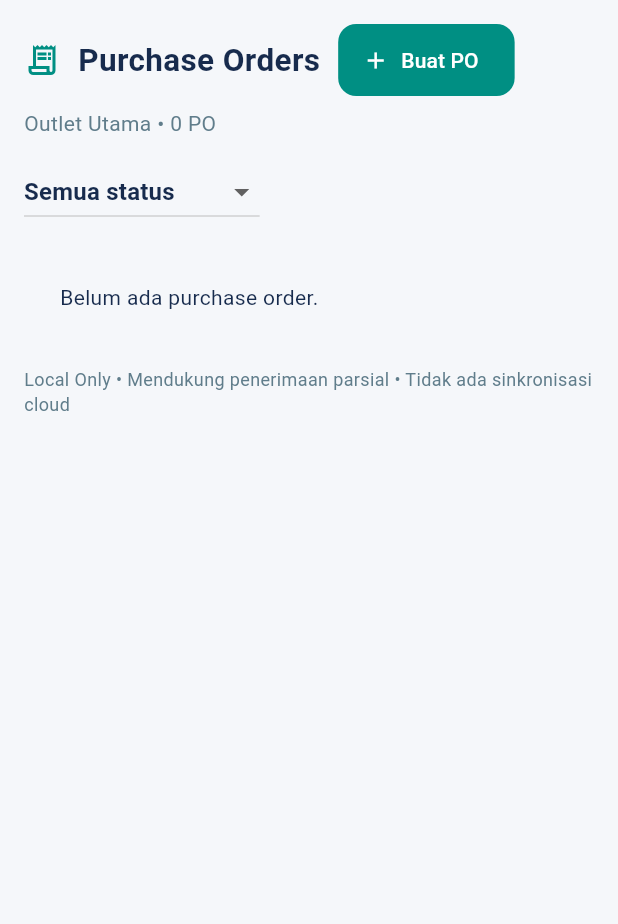
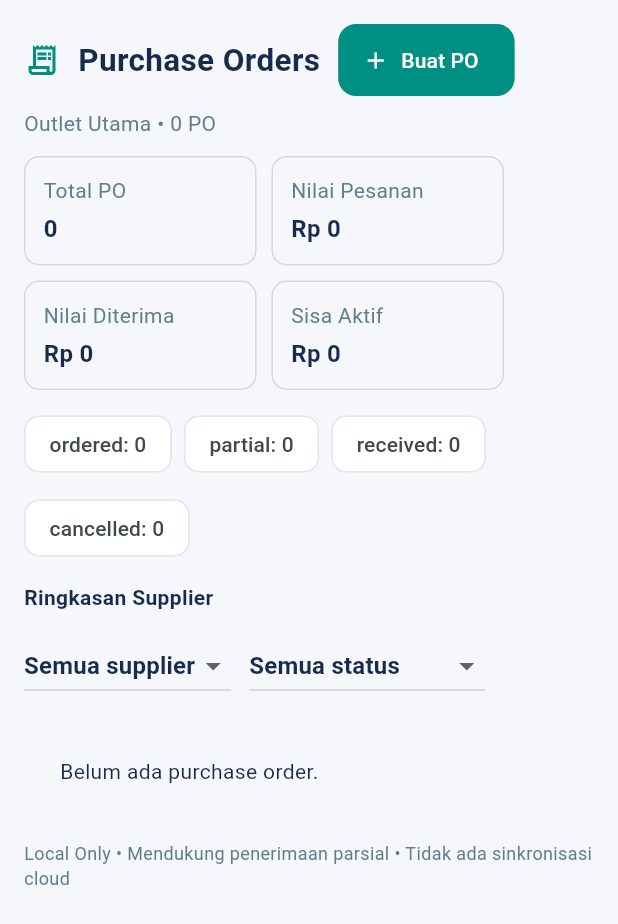
Before and after one commit to firefa123/FIREFA-9580220, a Flutter app: the PurchaseOrderPage widget shown alone on an empty page, opened directly, on a phone screen of 412 x 824 dp. Shown: the top 924 px of the screen. Run offline on Flutter 3.47's test engine with Material 3 defaults, Android fonts, the phone set to English and light mode, and no system bars; our stand-ins replace shared_preferences; accounts and stored records are empty.

Commit message:
feat(purchasing): add outlet PO metrics, supplier summary and filters

```diff
--- a/apps/firefa_main_app/lib/features/modules/purchase_order_page.dart
+++ b/apps/firefa_main_app/lib/features/modules/purchase_order_page.dart
@@ -21,6 +21,7 @@ class _PurchaseOrderPageState extends State<PurchaseOrderPage> {
   final inventory = FirefaInventoryStore.instance;
   late final Future<void> ready;
   String filter = 'all';
+  String supplierFilter = 'all';
 
   bool get allowed =>
       FirefaAccess.can(outlet.role, FirefaPermission.inventoryManage) &&
@@ -175,6 +176,21 @@ class _PurchaseOrderPageState extends State<PurchaseOrderPage> {
     }
   }
 
+  Widget _metric(String label, String value) => Container(
+    constraints: const BoxConstraints(minWidth: 155),
+    padding: const EdgeInsets.all(12),
+    decoration: BoxDecoration(
+      border: Border.all(color: Colors.black12),
+      borderRadius: BorderRadius.circular(10),
+    ),
+    child: Column(crossAxisAlignment: CrossAxisAlignment.start, children: [
+      Text(label, style: const TextStyle(color: Colors.blueGrey)),
+      const SizedBox(height: 4),
+      Text(value, style: const TextStyle(
+          fontWeight: FontWeight.bold, fontSize: 16)),
+    ]),
+  );
+
   void _message(String message) {
     if (mounted) {
       ScaffoldMessenger.of(context).showSnackBar(
@@ -194,7 +210,29 @@ class _PurchaseOrderPageState extends State<PurchaseOrderPage> {
         return const Center(child: CircularProgressIndicator());
       }
       final all = orders.forOutlet(outlet.selectedOutletId);
-      final visible = all.where((po) => filter == 'all' || po.status == filter);
+      final visible = all.where((po) =>
+          (filter == 'all' || po.status == filter) &&
+          (supplierFilter == 'all' || po.supplierId == supplierFilter));
+      final supplierIds = all.map((po) => po.supplierId).toSet();
+      final supplierNames = {
+        for (final po in all) po.supplierId: po.supplierName,
+      };
+      final totalOrdered = all.fold<int>(0, (sum, po) => sum + po.totalCost);
+      final totalReceived = all.fold<int>(0,
+          (sum, po) => sum + po.receivedQuantity * po.unitCost);
+      final outstanding = all.where((po) =>
+          po.status == 'ordered' || po.status == 'partial').fold<int>(
+          0, (sum, po) => sum + po.remainingQuantity * po.unitCost);
+      final statusCounts = {
+        for (final status in ['ordered', 'partial', 'received', 'cancelled'])
+          status: all.where((po) => po.status == status).length,
+      };
+      final bySupplier = <String, List<FirefaPurchaseOrder>>{};
+      for (final po in all) {
+        bySupplier.putIfAbsent(po.supplierId, () => []).add(po);
+      }
+      final supplierSummary = bySupplier.entries.toList()
+        ..sort((a, b) => a.key.compareTo(b.key));
       return Padding(padding: const EdgeInsets.all(16),
         child: Column(crossAxisAlignment: CrossAxisAlignment.start, children: [
           Wrap(spacing: 12, runSpacing: 8,
@@ -209,6 +247,44 @@ class _PurchaseOrderPageState extends State<PurchaseOrderPage> {
           Text('${outlet.selectedOutletName} • ${all.length} PO',
             style: const TextStyle(color: Colors.blueGrey)),
           const SizedBox(height: 12),
+          Wrap(spacing: 10, runSpacing: 10, children: [
+            _metric('Total PO', '${all.length}'),
+            _metric('Nilai Pesanan', 'Rp $totalOrdered'),
+            _metric('Nilai Diterima', 'Rp $totalReceived'),
+            _metric('Sisa Aktif', 'Rp $outstanding'),
+          ]),
+          const SizedBox(height: 12),
+          Wrap(spacing: 8, runSpacing: 8, children: [
+            for (final entry in statusCounts.entries)
+              Chip(label: Text('${entry.key}: ${entry.value}')),
+          ]),
+          const SizedBox(height: 12),
+          const Text('Ringkasan Supplier',
+              style: TextStyle(fontWeight: FontWeight.bold)),
+          for (final entry in supplierSummary)
+            Padding(
+              padding: const EdgeInsets.symmetric(vertical: 3),
+              child: Text(
+                '${supplierNames[entry.key] ?? entry.key} • '
+                '${entry.value.length} PO • '
+                'Dipesan Rp ${entry.value.fold<int>(0, (sum, po) => sum + po.totalCost)} • '
+                'Diterima Rp ${entry.value.fold<int>(0, (sum, po) => sum + po.receivedQuantity * po.unitCost)}',
+              ),
+            ),
+          const SizedBox(height: 12),
+          Wrap(spacing: 12, runSpacing: 8, children: [
+          DropdownButton<String>(value: supplierFilter,
+            items: [
+              const DropdownMenuItem(value: 'all',
+                  child: Text('Semua supplier')),
+              for (final id in supplierIds)
+                DropdownMenuItem(value: id,
+                  child: Text(supplierNames[id] ?? id)),
+            ],
+            onChanged: (value) {
+              if (value != null) setState(() => supplierFilter = value);
+            },
+          ),
           DropdownButton<String>(value: filter, items: const [
             DropdownMenuItem(value: 'all', child: Text('Semua status')),
             DropdownMenuItem(value: 'ordered', child: Text('Dipesan')),
@@ -218,6 +294,7 @@ class _PurchaseOrderPageState extends State<PurchaseOrderPage> {
           ], onChanged: (value) {
             if (value != null) setState(() => filter = value);
           }),
+          ]),
           const SizedBox(height: 12),
           if (visible.isEmpty)
             const Padding(padding: EdgeInsets.all(24),
```
